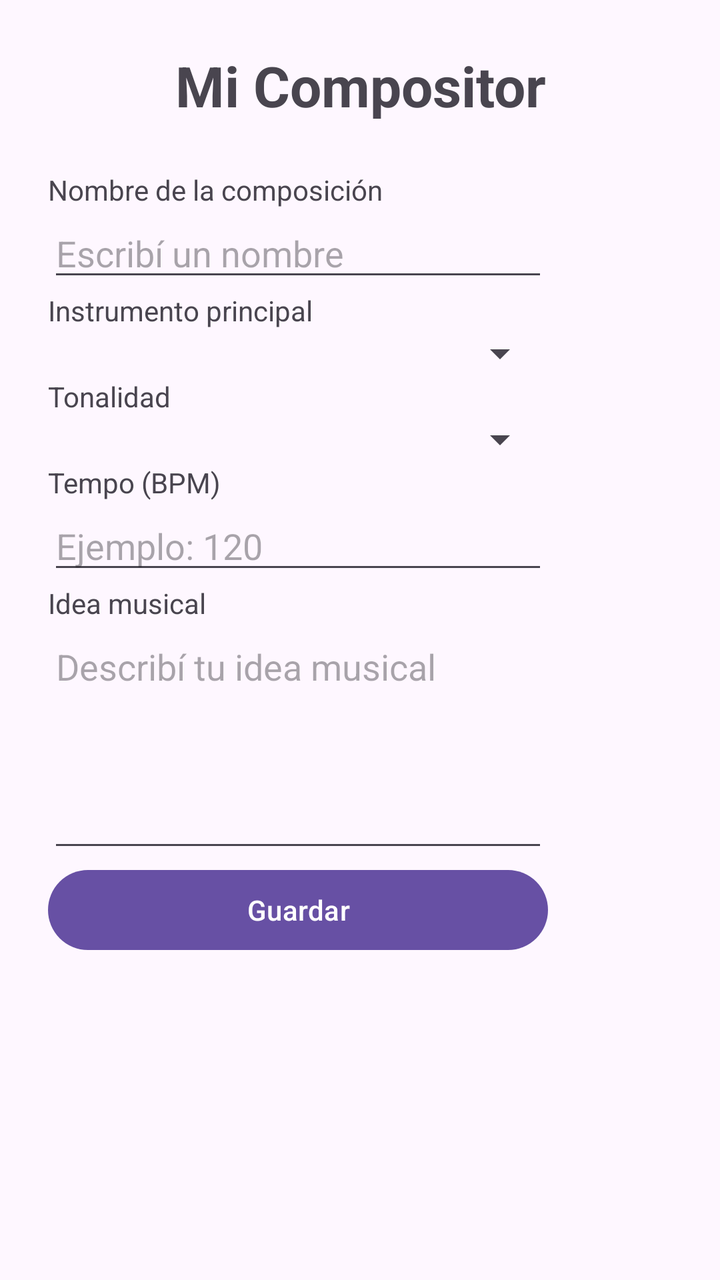
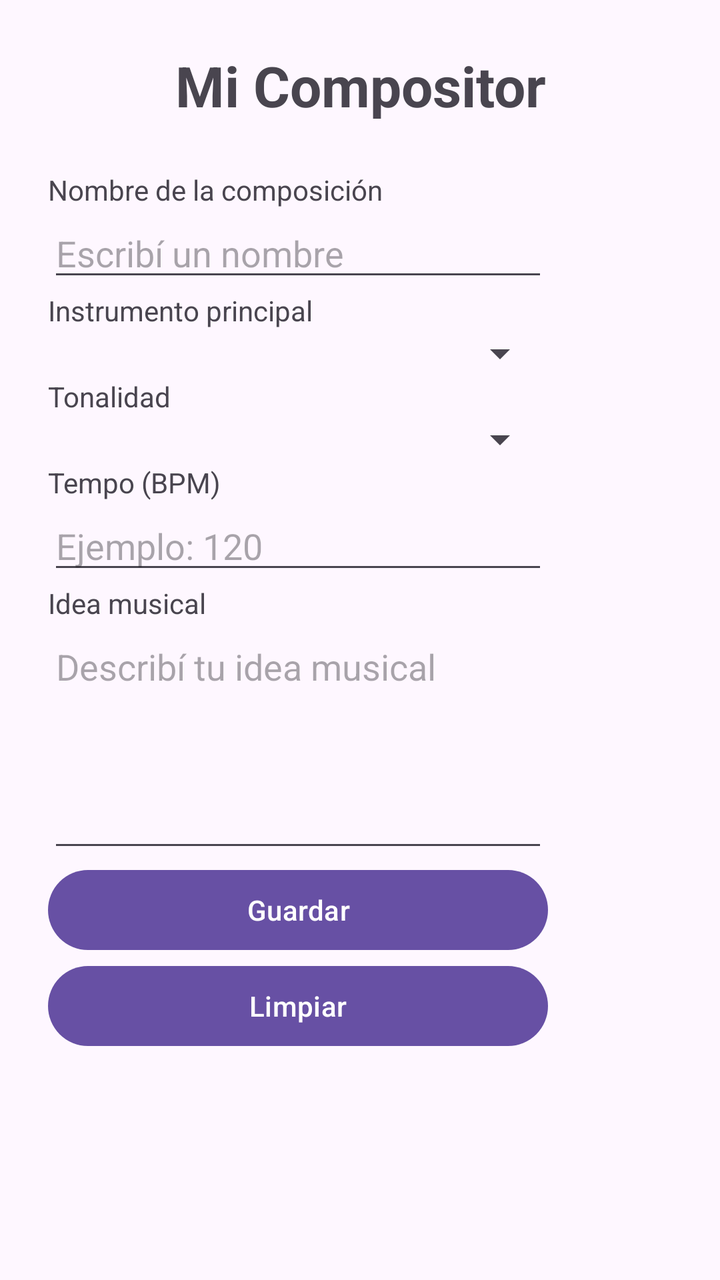

Screens rendered from an Android XML layout before and after an edit, with the pre-edit source and the edit as a unified diff.
<!-- AndroidManifest.xml: application theme Theme.MiApp -->
<!-- res/layout/activity_main.xml -->
<?xml version="1.0" encoding="utf-8"?>
<ScrollView
    xmlns:android="http://schemas.android.com/apk/res/android"
    android:layout_width="match_parent"
    android:layout_height="match_parent">

    <LinearLayout
        android:layout_width="match_parent"
        android:layout_height="wrap_content"
        android:orientation="vertical"
        android:padding="24dp">

        <TextView
            android:layout_width="match_parent"
            android:layout_height="wrap_content"
            android:text="Mi Compositor"
            android:textSize="28sp"
            android:textStyle="bold"
            android:gravity="center"
            android:layout_marginBottom="24dp" />

        <TextView
            android:layout_width="wrap_content"
            android:layout_height="wrap_content"
            android:text="Nombre de la composición" />

        <EditText
            android:id="@+id/edtNombre"
            android:layout_width="250dp"
            android:layout_height="wrap_content"
            android:hint="Escribí un nombre" />

        <TextView
            android:layout_width="wrap_content"
            android:layout_height="wrap_content"
            android:text="Instrumento principal" />

        <Spinner

            android:layout_width="250dp"
            android:layout_height="wrap_content"
            android:id="@+id/spinnerInstrumento"/>

        <TextView
            android:layout_width="wrap_content"
            android:layout_height="wrap_content"
            android:text="Tonalidad" />

        <Spinner
            android:id="@+id/spinnerTonalidad"
            android:layout_width="250dp"
            android:layout_height="wrap_content" />

        <TextView
            android:layout_width="wrap_content"
            android:layout_height="wrap_content"
            android:text="Tempo (BPM)" />

        <EditText
            android:id="@+id/edtTempo"
            android:layout_width="250dp"
            android:layout_height="wrap_content"
            android:hint="Ejemplo: 120"
            android:inputType="number" />

        <TextView
            android:layout_width="wrap_content"
            android:layout_height="wrap_content"
            android:text="Idea musical" />

        <EditText
            android:id="@+id/edtIdea"
            android:layout_width="250dp"
            android:layout_height="120dp"
            android:hint="Describí tu idea musical"
            android:gravity="top"
            android:inputType="textMultiLine" />

        <Button
            android:id="@+id/btnGuardar"
            android:layout_width="250dp"
            android:layout_height="wrap_content"
            android:text="Guardar" />

    </LinearLayout>

</ScrollView>
<!-- resources referenced by this layout -->
<resources>
  <style name="Theme.MiApp" parent="Base.Theme.MiApp" />
  <style name="Base.Theme.MiApp" parent="Theme.Material3.DayNight.NoActionBar">
          
          
      </style>
</resources>

<!-- the commit's change to res/layout/activity_main.xml (unified diff, before → after) -->
@@ -82,6 +82,12 @@
             android:layout_height="wrap_content"
             android:text="Guardar" />
 
+        <Button
+            android:id="@+id/btnLimpiar"
+            android:layout_width="250dp"
+            android:layout_height="wrap_content"
+            android:text="Limpiar" />
+
     </LinearLayout>
 
 </ScrollView>
